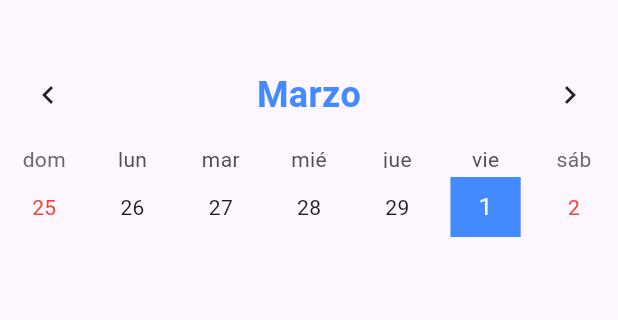
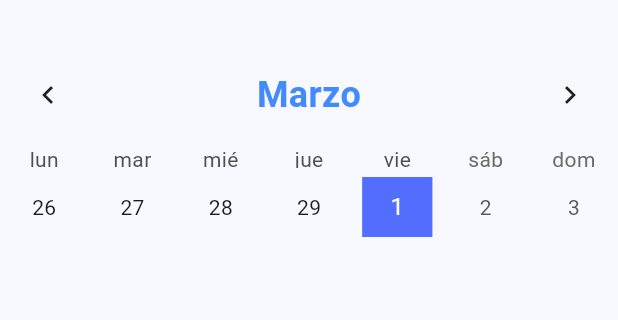
Before and after one commit to pablopronsky/SkalyGym, a Flutter app: the screen it shows once a user with an empty profile is signed in, after a tap on "Ver clases disponibles", on a phone screen of 412 x 824 dp, the part 84-404 px from its top. Run offline on Flutter 3.47's test engine with Material 3 defaults, Android fonts, the phone set to English and light mode, and no system bars; drawn by our look-alikes of table_calendar; our stand-ins replace cloud_firestore, email_validator, equatable, firebase_auth, firebase_core, flutter_riverpod and 2 more; accounts and stored records are empty; network calls fail.

Commit message:
mejora la ux para reservar

```diff
--- a/lib/components/appointment_list.dart
+++ b/lib/components/appointment_list.dart
@@ -1,7 +1,7 @@
 import 'package:cloud_firestore/cloud_firestore.dart';
 import 'package:firebase_auth/firebase_auth.dart';
 import 'package:flutter/material.dart';
-import 'package:gym/services/reservation_service.dart';
+import 'package:gym/services/booking_service.dart';
 import 'package:gym/utils/capitalize.dart';
 import 'package:intl/intl.dart';
 
@@ -52,8 +52,9 @@ class AppointmentsListComponentState extends State<AppointmentsListComponent> {
                         subtitle: Text(
                             'Dia: ${DateFormat('dd-MM-yyyy – hh:mm a').format(reservasDate)}'),
                         trailing: IconButton(
-                          icon: const Icon(Icons.free_cancellation_rounded,
-                              color: Colors.red),
+                          tooltip: 'Cancelar',
+                          icon: const Icon(Icons.cancel_outlined,
+                              color: Colors.redAccent,),
                           onPressed: () => reservaServicio.cancelarReserva(
                               snapshot.data!.docs[index].id, userId!, context),
                         ),
--- a/lib/components/calendar_component.dart
+++ b/lib/components/calendar_component.dart
@@ -3,7 +3,7 @@ import 'dart:collection';
 
 import 'package:firebase_auth/firebase_auth.dart';
 import 'package:flutter/material.dart';
-import 'package:gym/services/reservation_service.dart';
+import 'package:gym/services/booking_service.dart';
 import 'package:intl/intl.dart';
 import 'package:table_calendar/table_calendar.dart';
 import '../model/meeting.dart';
@@ -18,6 +18,7 @@ class CalendarComponent extends StatefulWidget {
 }
 
 class _CalendarComponentState extends State<CalendarComponent> {
+  Color meetingColor = Colors.transparent;
   late DateTime _focusedDay;
   late DateTime _firstDay;
   late DateTime _lastDay;
@@ -26,6 +27,13 @@ class _CalendarComponentState extends State<CalendarComponent> {
   final MeetingService _meetingService = MeetingService();
   late StreamSubscription _subscription;
   BookingService bookingService = BookingService();
+
+  void _fetchMeetingColor() async {
+    Color color = await _meetingService.getMeetingColorIndicator(_selectedDay);
+    setState(() {
+      meetingColor = color;
+    });
+  }
 
   void _showAppointmentDialog(BuildContext context, Meeting meeting) async {
     /// This is the appointment that is sent to appointmentService.createAppointment
@@ -87,6 +95,7 @@ class _CalendarComponentState extends State<CalendarComponent> {
         _events = events; // Update your State variable
       });
     });
+    _fetchMeetingColor();
   }
 
   @override
@@ -100,10 +109,12 @@ class _CalendarComponentState extends State<CalendarComponent> {
     return key.day * 1000000 + key.month * 10000 + key.year;
   }
 
+
+
   @override
   Widget build(BuildContext context) {
     return Scaffold(
-      body: ListView(
+      body: Column(
         children: [
           const SizedBox(
             height: 30,
@@ -116,6 +127,7 @@ class _CalendarComponentState extends State<CalendarComponent> {
             focusedDay: _focusedDay,
             firstDay: _firstDay,
             lastDay: _lastDay,
+            startingDayOfWeek: StartingDayOfWeek.monday,
             onPageChanged: (focusedDay) {
               setState(() {
                 _focusedDay = focusedDay;
@@ -130,28 +142,30 @@ class _CalendarComponentState extends State<CalendarComponent> {
               });
             },
             calendarStyle: const CalendarStyle(
-              weekendTextStyle: TextStyle(
-                color: Colors.red,
-              ),
               selectedDecoration: BoxDecoration(
+                border: Border(),
                 shape: BoxShape.rectangle,
-                color: Colors.blueAccent,
+                color: Colors.indigoAccent  ,
               ),
               todayTextStyle: TextStyle(color: Colors.white),
             ),
             calendarBuilders: CalendarBuilders(
               headerTitleBuilder: (context, day) {
                 // Customize the header
-                String monthName = Capitalize.capitalizeFirstLetter(DateFormat.MMMM('es_ES').format(day)); // Format and capitalize
+                String monthName = Capitalize.capitalizeFirstLetter(
+                    DateFormat.MMMM('es_ES')
+                        .format(day)); // Format and capitalize
                 return Container(
                   padding: const EdgeInsets.all(8.0),
-                  child: Text(monthName,
+                  child: Text(
+                    monthName,
                     textAlign: TextAlign.center,
                     style: const TextStyle(
                       fontSize: 24,
                       color: Colors.blueAccent,
                       fontWeight: FontWeight.bold,
-                  ),),
+                    ),
+                  ),
                 );
               },
             ),
@@ -159,43 +173,46 @@ class _CalendarComponentState extends State<CalendarComponent> {
           const SizedBox(
             height: 30,
           ),
-          ..._meetingService.getEventsForTheDay(_selectedDay).map(
-                (event) => Row(
-                  // Use a Row to place elements side-by-side
-                  mainAxisAlignment:
-                      MainAxisAlignment.spaceBetween, // Space elements evenly
+          ListView.builder(
+            scrollDirection: Axis.vertical,
+            shrinkWrap: true,
+            itemCount: _meetingService.getEventsForTheDay(_selectedDay).length,
+            itemBuilder: (context, index) {
+              final event = _meetingService.getEventsForTheDay(_selectedDay)[index];
+              return Row(
+              mainAxisAlignment: MainAxisAlignment.spaceBetween,
                 children: [
                   Expanded(
-                      // Make ListTile take available space
+                    child: Material(
+                      color: meetingColor,
                       child: ListTile(
-                        title: Text(Capitalize.capitalizeFirstLetter(
-                            event.subject),
-                        style: const TextStyle(
-                          fontSize: 18,
-                        ),),
+                        title: Text(
+                          Capitalize.capitalizeFirstLetter(event.subject),
+                          style: const TextStyle(fontSize: 18),
+                        ),
                         subtitle: Text(
-                        DateFormat('yyyy-MM-dd HH:mm').format(event.startTime),
-                        style: const TextStyle(
-                          fontSize: 15,
-                        ),),
+                          DateFormat('dd-MM-yyyy HH:mm').format(event.startTime),
+                          style: const TextStyle(fontSize: 15),
+                        ),
+                      ),
                     ),
                   ),
                   IconButton(
-                      // Add the button
                     icon: const Icon(
                       Icons.add_circle_outlined,
                       size: 30,
-                        color: Colors.blueAccent,
+                      color: Colors.indigoAccent,
                     ),
                     enableFeedback: true,
                     disabledColor: Colors.grey,
                     onPressed: () {
                       _showAppointmentDialog(context, event);
                     },
-                    ),const Divider(),
+                  ),
                 ],
-                ),
-              ).toList(),
+              );
+            },
+          )
         ],
       ),
     );
--- a/lib/components/text_field_input.dart
+++ b/lib/components/text_field_input.dart
@@ -9,9 +9,8 @@ class TextFieldInput extends StatelessWidget {
   final textInputAction;
   final FocusNode focusNode;
 
-
-  const TextFieldInput(
-      {super.key,
+  const TextFieldInput({
+    super.key,
     required this.controller,
     required this.hintText,
     required this.obscureText,
@@ -25,7 +24,7 @@ class TextFieldInput extends StatelessWidget {
   Widget build(BuildContext context) {
     return Padding(
       padding: const EdgeInsets.symmetric(horizontal: 25.0),
-      child: TextField(
+      child: TextFormField(
         controller: controller,
         obscureText: obscureText,
         autofocus: autofocus,
--- a/lib/main.dart
+++ b/lib/main.dart
@@ -42,7 +42,7 @@ class MyApp extends StatelessWidget {
         '/profile': (context) => const Perfil(),
         '/calendar': (context) => const Calendar(),
         '/register_page': (context) => const RegisterPage(),
-        '/login_page' : (context) => const LoginPage(),
+        '/login_page': (context) => const LoginPage(),
         '/auth_page': (context) => const AuthPage(
               targetPage: LoginPage(),
             ),
@@ -51,6 +51,14 @@ class MyApp extends StatelessWidget {
       home: const AuthPage(
         targetPage: LoginPage(),
       ),
+      darkTheme: ThemeData(
+        useMaterial3: true,
+        colorScheme: ColorScheme.fromSeed(seedColor: Colors.blueGrey, brightness: Brightness.dark), // Example color choice for dark mode
+      ),
+      theme: ThemeData( // Updated: Combined common elements
+        useMaterial3: true,
+        colorScheme: ColorScheme.fromSeed(seedColor: Colors.blue), // Example color choice
+      ),
     );
   }
 }
--- a/lib/pages/my_home_page.dart
+++ b/lib/pages/my_home_page.dart
@@ -5,7 +5,7 @@ import 'package:gym/pages/profile.dart';
 
 import '../components/drawer.dart';
 import '../components/appointment_list.dart';
-import '../components/snackbar.dart';
+import '../services/auth_service.dart';
 import '../services/user_service.dart';
 import 'calendar_page.dart';
 
@@ -29,22 +29,13 @@ class MyHomePageState extends State<MyHomePage> {
     );
   }
 
-  void signOut() async {
-    try {
-      await FirebaseAuth.instance.signOut();
-      // Handle successful sign out (e.g., navigate to login screen)
-    } on FirebaseAuthException catch (e) {
-      print("error: $e");
-    }
-  }
-
   @override
   Widget build(BuildContext context) {
     return Scaffold(
         appBar: const AppBarComponent(),
         drawer: MyDrawer(
           onProfileTap: goToProfilePage,
-          onSignOut: signOut,
+          onSignOut: AuthService.signOut,
         ),
         body: SingleChildScrollView(
           child: Column(
@@ -82,8 +73,7 @@ class MyHomePageState extends State<MyHomePage> {
                           child: Text('Ver clases disponibles',
                               style: TextStyle(
                                 color: Colors.black,
-                                fontSize: 16,
-                                fontWeight: FontWeight.bold,
+                                fontSize: 18,
                                 letterSpacing: 1,
                               )),
                         ),
@@ -93,7 +83,7 @@ class MyHomePageState extends State<MyHomePage> {
                 ],
               ),
               const SizedBox(
-                height: 50,
+                height: 30,
               ),
               const SizedBox(
                 height: 300,
@@ -104,6 +94,7 @@ class MyHomePageState extends State<MyHomePage> {
                       style:
                           TextStyle(fontSize: 20, fontWeight: FontWeight.bold),
                     ),
+                    SizedBox(height: 20,),
                     AppointmentsListComponent(),
                   ],
                 ),
@@ -111,6 +102,8 @@ class MyHomePageState extends State<MyHomePage> {
               const SizedBox(
                 height: 50,
               ),
+              Column(
+                children: [
                   StreamBuilder<int>(
                       stream:
                           UserService.getUserCreditsStream(currentStudentEmail!),
@@ -121,9 +114,12 @@ class MyHomePageState extends State<MyHomePage> {
                           return const CircularProgressIndicator();
                         } else {
                           return Text(
-                          'Clases disponibles para reservar: ${snapshot.data}');
+                              'Clases disponibles para reservar: ${snapshot.data}',
+                          );
                         }
-                  })
+                      }),
+                ],
+              )
             ],
           ),
         ));
--- a/lib/pages/register_page.dart
+++ b/lib/pages/register_page.dart
@@ -41,7 +41,7 @@ class _RegisterPageState extends State<RegisterPage> {
             child: Column(
               mainAxisAlignment: MainAxisAlignment.center,
               children: [
-                 Row(
+                Row(
                   mainAxisAlignment: MainAxisAlignment.start,
                   children: [
                     GestureDetector(
@@ -136,7 +136,6 @@ class _RegisterPageState extends State<RegisterPage> {
                   autofocus: false,
                   focusNode: confirmPasswordFocusNode,
                   textInputAction: TextInputAction.done,
-
                 ),
                 const SizedBox(height: 50),
                 MyButton(
--- a/lib/providers/meeting_provider.dart
+++ b/lib/providers/meeting_provider.dart
@@ -1,10 +1,13 @@
 import 'dart:async';
 
 import 'package:cloud_firestore/cloud_firestore.dart';
+import 'package:flutter/material.dart';
 
 import '../model/meeting.dart';
 
 class MeetingService {
+  FirebaseFirestore firestore = FirebaseFirestore.instance;
+
   DateTime now = DateTime.now();
 
   final lastDay = DateTime(DateTime.now().year, DateTime.now().month + 1, 0);
@@ -39,6 +42,35 @@ class MeetingService {
     return _events[day] ?? [];
   }
 
+  Future<Color> getMeetingColorIndicator(DateTime day) async {
+    // Construct the start and end of the day for the query
+    DateTime startOfDay = DateTime(day.year, day.month, day.day);
+    DateTime endOfDay = DateTime(day.year, day.month, day.day, 23, 59, 59);
+
+    // Query Firestore for meetings within the day
+    QuerySnapshot querySnapshot = await firestore.collection('meetings')
+        .where('startTime', isGreaterThanOrEqualTo: startOfDay)
+        .where('startTime', isLessThanOrEqualTo: endOfDay)
+        .get();
+
+    // Count total participants across qualifying meetings
+    int totalParticipants = 0;
+    for (final doc in querySnapshot.docs) {
+      final userIds = doc.get('userId') as List;
+      totalParticipants += userIds.length;
+    }
+
+    // Determine color based on participant count
+    if (totalParticipants < 4) {
+      return Colors.lightGreenAccent;
+    } else if (totalParticipants == 5) {
+      return Colors.yellowAccent;
+    } else { // 6 or more
+      return Colors.redAccent;
+    }
+  }
+
+
   void dispose() {
     _streamController.close();
   }
--- a/lib/services/auth_service.dart
+++ b/lib/services/auth_service.dart
@@ -168,4 +168,13 @@ class AuthService {
       backgroundColor: Colors.red[400],
     );
   }
+
+  static void signOut() async {
+    try {
+      await FirebaseAuth.instance.signOut();
+      // Handle successful sign out (e.g., navigate to login screen)
+    } on FirebaseAuthException catch (e) {
+      print("error: $e");
+    }
+  }
 }
```
Also changed, not shown: lib/components/button.dart (+5 -4 lines), lib/pages/login_page.dart (+5 -5 lines), lib/services/booking_service.dart (renamed from lib/services/reservation_service.dart). Lines whose indentation alone changed are shown as unchanged.
